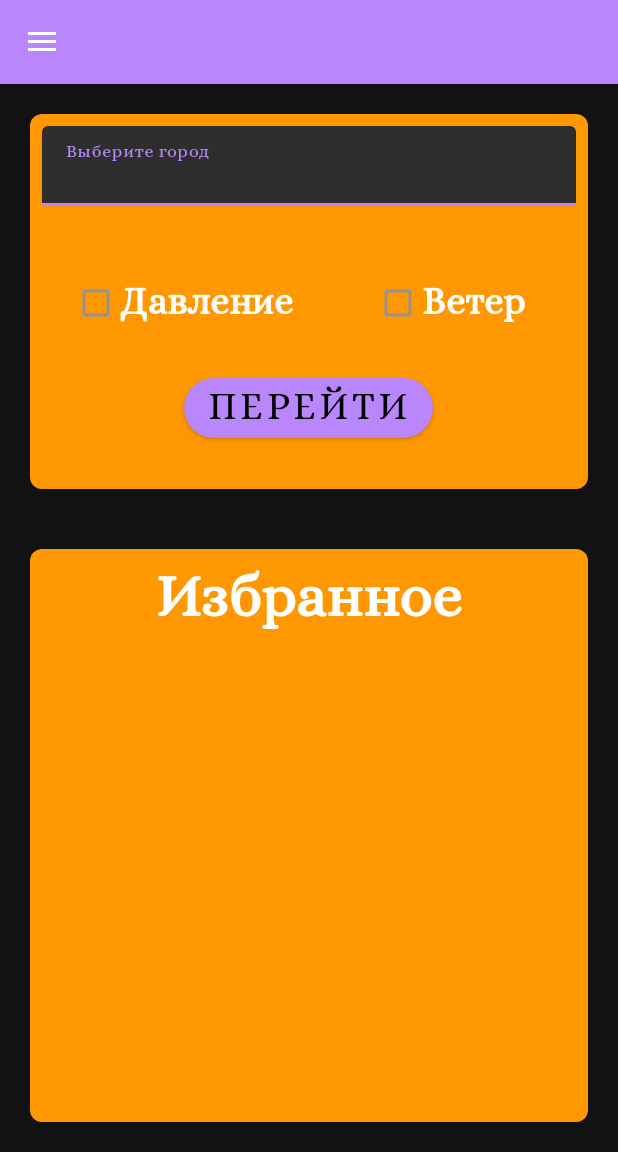
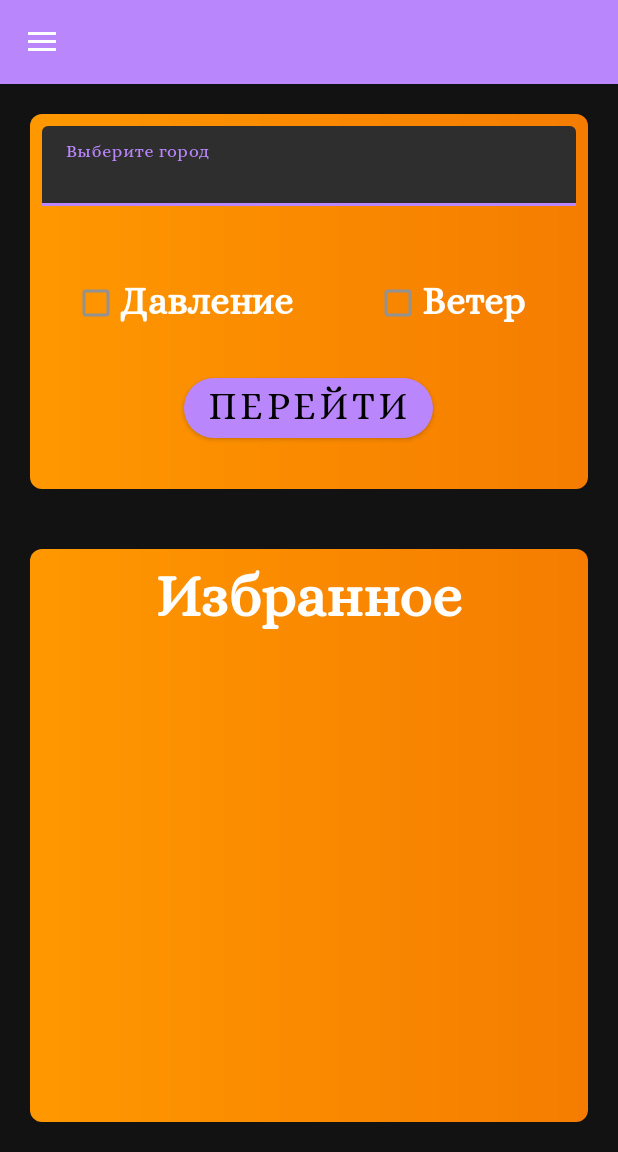
Before and after one commit to AlinaDorozhkina/Weather2, an Android app: the screen it shows after launch (MainActivity), on a phone screen of 412 x 824 dp, the part 84-1236 px from its top. Run offline under Robolectric (Android 15) with nearby library versions, the phone set to English and light mode, and no system bars; 1 statement that could not run was skipped.

Commit message:
alertdialog в WeatherDescription диалоговое окно логин диалоговое окно отправить отзыв

```diff
--- a/app/src/main/java/com/example/weatherapp/MainActivity.java
+++ b/app/src/main/java/com/example/weatherapp/MainActivity.java
@@ -128,7 +128,8 @@ public class MainActivity extends BaseActivity implements NavigationView.OnNavig
                 return true;
             case R.id.loginPassword:
                 loginFragment = new LoginFragment();
-                getSupportFragmentManager().beginTransaction().replace(R.id.frame_for_extra, loginFragment).addToBackStack(null).commit();
+                loginFragment.show(getSupportFragmentManager(), "fragment");
+                //getSupportFragmentManager().beginTransaction().replace(R.id.frame_for_extra, loginFragment).addToBackStack(null).commit();
                 return true;
         }
         return super.onOptionsItemSelected(item);
@@ -141,7 +142,8 @@ public class MainActivity extends BaseActivity implements NavigationView.OnNavig
         switch (id) {
             case R.id.write_to_developer:
                 FragmentSendingEmail fragment_email = new FragmentSendingEmail();
-                getSupportFragmentManager().beginTransaction().replace(R.id.frame_for_extra, fragment_email).addToBackStack(null).commit();
+                fragment_email.show(getSupportFragmentManager(), "fragment");
+                //getSupportFragmentManager().beginTransaction().replace(R.id.frame_for_extra, fragment_email).addToBackStack(null).commit();
                 break;
             case R.id.about_me:
                 break;
--- a/app/src/main/res/drawable/krug_ugly.xml
+++ b/app/src/main/res/drawable/krug_ugly.xml
@@ -2,7 +2,7 @@
 <shape xmlns:android="http://schemas.android.com/apk/res/android">
     <corners android:radius="8dp" />
     <gradient
-        android:endColor="@color/orange_light"
+        android:endColor="@color/orange"
         android:gradientRadius="@dimen/common_margin"
         android:startColor="@color/orange_light"/>
     <padding
--- a/app/src/main/res/layout/fragment_login.xml
+++ b/app/src/main/res/layout/fragment_login.xml
@@ -1,7 +1,7 @@
 <?xml version="1.0" encoding="utf-8"?>
 <androidx.constraintlayout.widget.ConstraintLayout xmlns:android="http://schemas.android.com/apk/res/android"
     xmlns:app="http://schemas.android.com/apk/res-auto"
-    android:layout_width="300dp"
+    android:layout_width="match_parent"
     android:layout_height="wrap_content"
     android:background="@color/grey"
     android:orientation="vertical">
@@ -11,9 +11,7 @@
         android:id="@+id/loginName"
         android:layout_width="match_parent"
         android:layout_height="wrap_content"
-        android:layout_marginStart="@dimen/common_margin_small"
-        android:layout_marginEnd="@dimen/common_margin_small"
-        android:layout_marginBottom="@dimen/common_margin_small"
+        android:layout_margin="@dimen/common_margin_small"
         app:layout_constraintEnd_toEndOf="parent"
         app:layout_constraintStart_toStartOf="parent"
         app:layout_constraintTop_toTopOf="parent">
--- a/app/src/main/res/values/style.xml
+++ b/app/src/main/res/values/style.xml
@@ -43,5 +43,25 @@
     </style>
 
 
+    <style name="AlertDialog" parent = "Theme.AppCompat.Light.Dialog.Alert">
+        <item name="android:colorAccent">#CA2424</item>
+         <item name="android:textColorPrimary">@color/black</item>
+        <item name="android:textSize">@dimen/text_size_super_small</item>
+          <item name="android:windowBackground">@color/white</item>
+        <item name="buttonBarPositiveButtonStyle">@style/Dialog_Button</item>
+        <item name="android:windowTitleStyle">@style/DialogTitle</item>
+
+    </style>
+
+    <style name="Dialog_Button" parent="Widget.MaterialComponents.Button.TextButton.Dialog">
+        <item name="android:textColor">@color/black</item>
+        <item name="android:textSize">@dimen/text_size_small</item>
+    </style>
+
+    <style name="DialogTitle" parent="MaterialAlertDialog.MaterialComponents.Title.Text">
+        <item name="android:textSize">@dimen/text_size_small</item>
+        <item name="android:color">@android:color/holo_red_light</item>
+    </style>
+
 
 </resources>
--- a/app/src/main/res/values/themes.xml
+++ b/app/src/main/res/values/themes.xml
@@ -28,6 +28,7 @@
         <item name="colorOnSecondary">@color/black</item>
         <item name="colorSecondaryVariant">@color/teal_700</item>
         <item name="windowNoTitle">true</item>
+        <item name="alertDialogTheme">@style/AlertDialog</item>
 
     </style>
 
```
Also changed, not shown: app/src/main/java/com/example/weatherapp/WeatherDescription.java (+30 -6 lines), app/src/main/java/com/example/weatherapp/fragments/LoginFragment.java (+17 -1 lines), app/src/main/java/com/example/weatherapp/fragments_from_navigation_drawer/FragmentSendingEmail.java (+18 -1 lines), app/src/main/res/drawable/ic_baseline_error_24.xml (added, +10 -0 lines), app/src/main/res/layout/layout_fragment_sending_email.xml (+4 -9 lines), app/src/main/res/values/strings.xml (+8 -0 lines).
